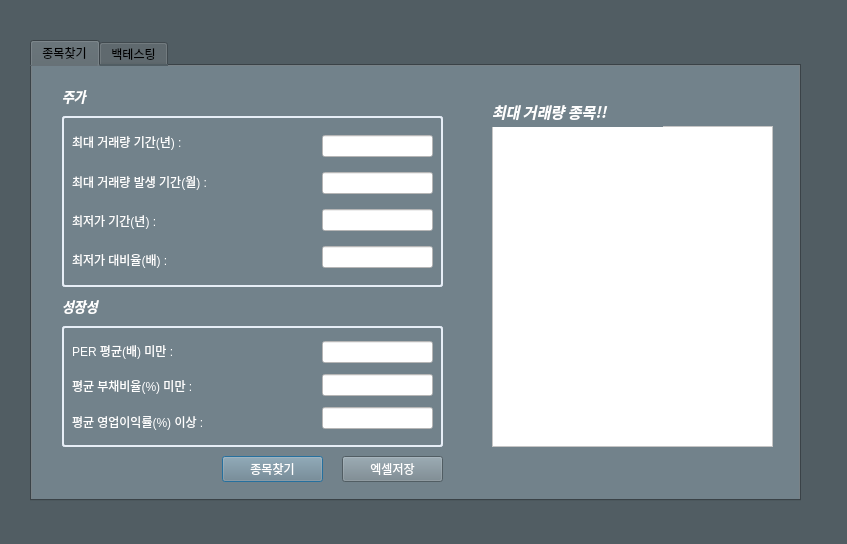
Before: the Qt Designer form src/backTest.ui in jinsnow948/backtestingJin, drawn with Qt 5.
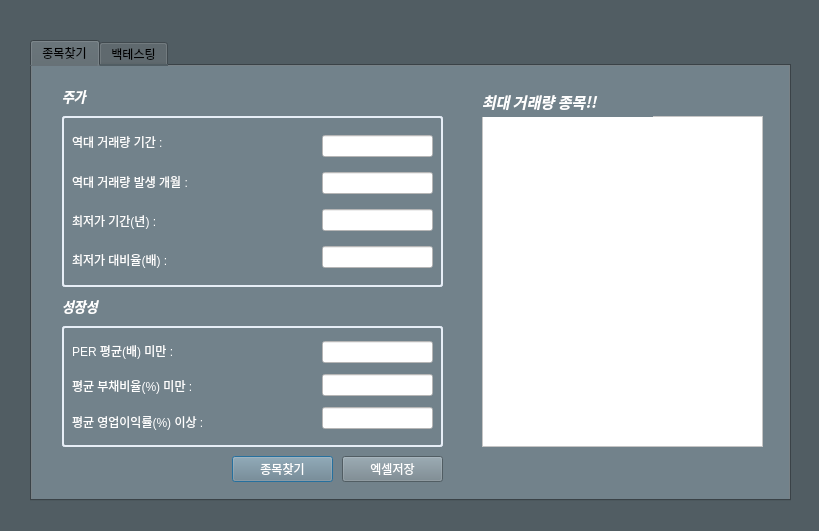
After: the same form once the commit is applied.

The edit to the form file:
```diff
--- a/src/backTest.ui
+++ b/src/backTest.ui
@@ -6,8 +6,8 @@
    <rect>
     <x>0</x>
     <y>0</y>
-    <width>847</width>
-    <height>544</height>
+    <width>819</width>
+    <height>531</height>
    </rect>
   </property>
   <property name="windowTitle">
@@ -24,7 +24,7 @@
     <rect>
      <x>30</x>
      <y>40</y>
-     <width>771</width>
+     <width>761</width>
      <height>461</height>
     </rect>
    </property>
@@ -49,7 +49,7 @@
       <rect>
        <x>40</x>
        <y>60</y>
-       <width>230</width>
+       <width>221</width>
        <height>151</height>
       </rect>
      </property>
@@ -57,14 +57,14 @@
       <item>
        <widget class="QLabel" name="max_vol_duration_label">
         <property name="text">
-         <string>&lt;html&gt;&lt;head/&gt;&lt;body&gt;&lt;p&gt;&lt;span style=&quot; color:#ffffff;&quot;&gt;최대 거래량 기간(년) :&lt;/span&gt;&lt;/p&gt;&lt;/body&gt;&lt;/html&gt;</string>
+         <string>&lt;html&gt;&lt;head/&gt;&lt;body&gt;&lt;p&gt;&lt;span style=&quot; color:#fefefe;&quot;&gt;역대 거래량 기간 :&lt;/span&gt;&lt;/p&gt;&lt;/body&gt;&lt;/html&gt;</string>
         </property>
        </widget>
       </item>
       <item>
        <widget class="QLabel" name="max_vol_occur_label">
         <property name="text">
-         <string>&lt;html&gt;&lt;head/&gt;&lt;body&gt;&lt;p&gt;&lt;span style=&quot; color:#ffffff;&quot;&gt;최대 거래량 발생 기간(월) :&lt;/span&gt;&lt;/p&gt;&lt;/body&gt;&lt;/html&gt;</string>
+         <string>&lt;html&gt;&lt;head/&gt;&lt;body&gt;&lt;p&gt;&lt;span style=&quot; color:#ffffff;&quot;&gt;역대 거래량 발생 개월 :&lt;/span&gt;&lt;/p&gt;&lt;/body&gt;&lt;/html&gt;</string>
         </property>
        </widget>
       </item>
@@ -153,7 +153,7 @@
       <rect>
        <x>40</x>
        <y>270</y>
-       <width>231</width>
+       <width>221</width>
        <height>101</height>
       </rect>
      </property>
@@ -260,10 +260,10 @@
     <widget class="QListView" name="listView">
      <property name="geometry">
       <rect>
-       <x>460</x>
-       <y>60</y>
+       <x>450</x>
+       <y>50</y>
        <width>281</width>
-       <height>321</height>
+       <height>331</height>
       </rect>
      </property>
      <property name="styleSheet">
@@ -273,8 +273,8 @@
     <widget class="QLabel" name="Result_label">
      <property name="geometry">
       <rect>
-       <x>460</x>
-       <y>30</y>
+       <x>450</x>
+       <y>20</y>
        <width>171</width>
        <height>31</height>
       </rect>
@@ -305,7 +305,7 @@
     <widget class="QPushButton" name="search_button">
      <property name="geometry">
       <rect>
-       <x>190</x>
+       <x>200</x>
        <y>390</y>
        <width>101</width>
        <height>26</height>
```
